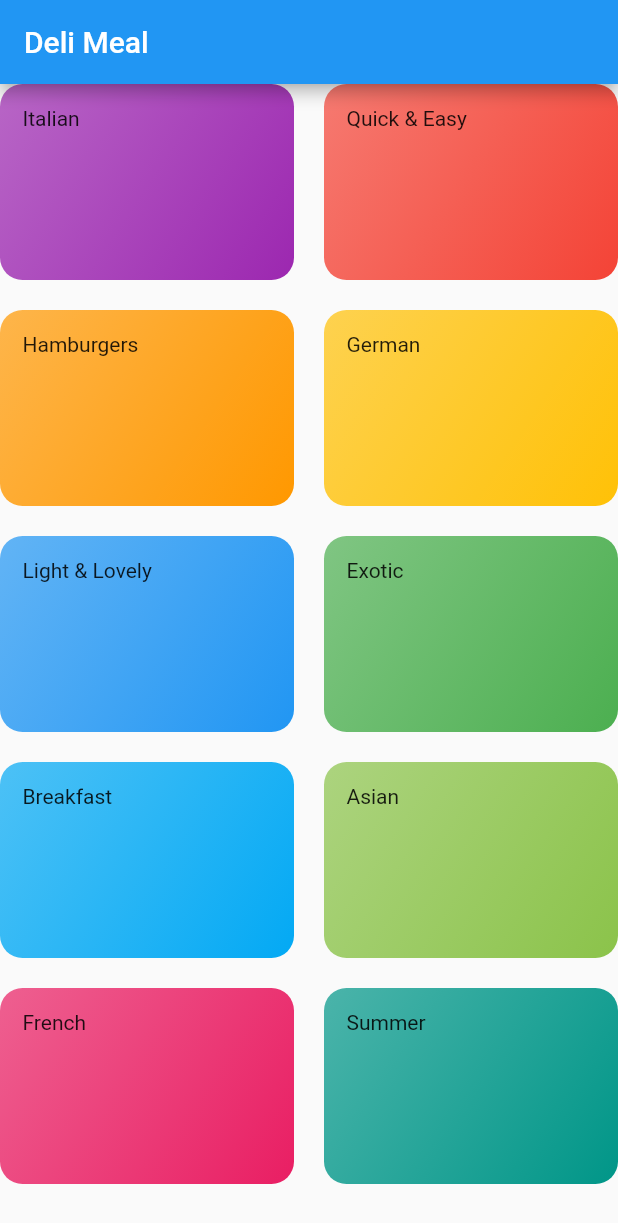
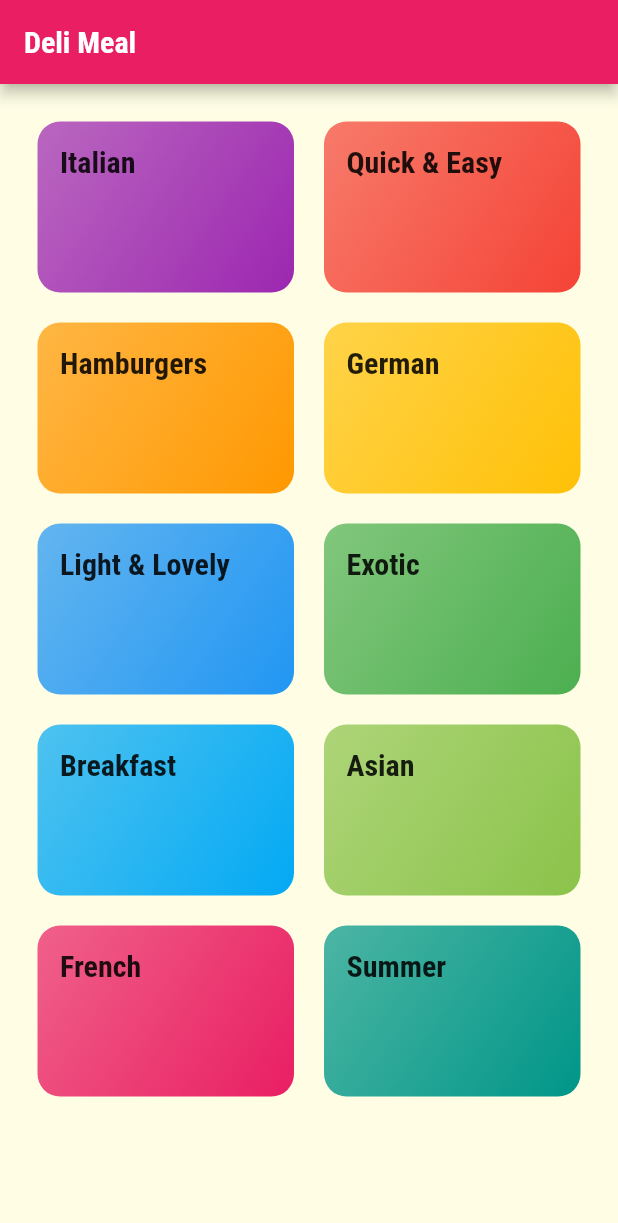
Before and after one commit to flashy86/delimeals, a Flutter app: the screen it shows after launch, on a phone screen of 412 x 824 dp. Shown: the top 1223 px of the screen. Run offline on Flutter 3.47's test engine with Material 2 defaults, Android fonts, the phone set to English and light mode, and no system bars.

Commit message:
fonts + theme rapide

```diff
--- a/lib/categories_screen.dart
+++ b/lib/categories_screen.dart
@@ -11,6 +11,7 @@
           title: const Text('Deli Meal'),
         ),
         body: GridView(
+          padding: const EdgeInsets.all(25),
           children: dummyCategories
               .map((catData) => CategoryItem(catData.title, catData.color))
               .toList(),
--- a/lib/category_item.dart
+++ b/lib/category_item.dart
@@ -9,13 +9,16 @@
   Widget build(BuildContext context) {
     return Container(
       padding: const EdgeInsets.all(15),
-      child: Text(title),
+      child: Text(
+        title,
+        style: Theme.of(context).textTheme.headline6,
+      ),
       decoration: BoxDecoration(
           gradient: LinearGradient(
               colors: [color.withOpacity(0.7), color],
               begin: Alignment.topLeft,
               end: Alignment.bottomRight),
-              borderRadius: BorderRadius.circular(15)),
+          borderRadius: BorderRadius.circular(15)),
     );
   }
 }
--- a/lib/main.dart
+++ b/lib/main.dart
@@ -1,6 +1,7 @@
 import 'package:flutter/material.dart';
 
 import './categories_screen.dart';
+
 void main() => runApp(MyApp());
 
 class MyApp extends StatelessWidget {
@@ -9,8 +10,17 @@
     return MaterialApp(
       title: 'DeliMeals',
       theme: ThemeData(
-        primarySwatch: Colors.blue,
-      ),
+          primarySwatch: Colors.pink,
+          accentColor: Colors.amber,
+          canvasColor: const Color.fromRGBO(255, 254, 229, 1),
+          fontFamily: 'Raleway',
+          textTheme: const TextTheme(
+              bodyText1: TextStyle(color: Color.fromRGBO(20, 51, 51, 1)),
+              bodyText2: TextStyle(color: Color.fromRGBO(20, 51, 51, 1)),
+              headline6: TextStyle(
+                  fontSize: 20,
+                  fontFamily: 'RobotoCondensed',
+                  fontWeight: FontWeight.bold))),
       home: CategoriesScreen(),
     );
   }
```
Also changed, not shown: pubspec.yaml (+18 -6 lines), assets/fonts/Raleway-Black.ttf (added), assets/fonts/Raleway-Bold.ttf (added), assets/fonts/Raleway-Regular.ttf (added), assets/fonts/RobotoCondensed-Bold.ttf (added), assets/fonts/RobotoCondensed-Italic.ttf (added), assets/fonts/RobotoCondensed-Light.ttf (added), assets/fonts/RobotoCondensed-Regular.ttf (added), pubspec.lock.
